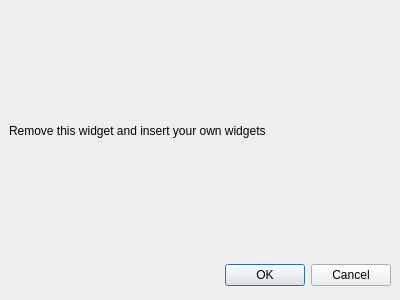
The window that AudioAdmin/ui/factuur.ui (Roelio81/audioadmin) describes before a commit, drawn with Qt 5.
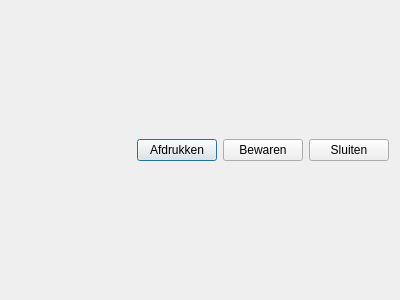
The same window after the commit. Icons and pictures are not drawn.

Commit message: Sluiten van dialogs voor brieven, factuur en meetgegevens: correcte afhandeling nu

The edit to the form file:
```diff
--- a/AudioAdmin/ui/factuur.ui
+++ b/AudioAdmin/ui/factuur.ui
@@ -22,32 +22,42 @@
   <property name="locale" >
    <locale country="Belgium" language="Dutch" />
   </property>
-  <widget class="QLabel" name="label" >
-   <property name="geometry" >
-    <rect>
-     <x>9</x>
-     <y>9</y>
-     <width>382</width>
-     <height>244</height>
-    </rect>
-   </property>
-   <property name="text" >
-    <string>Remove this widget and insert your own widgets</string>
-   </property>
-  </widget>
-  <widget class="QDialogButtonBox" name="buttonBox" >
-   <property name="geometry" >
-    <rect>
-     <x>9</x>
-     <y>259</y>
-     <width>382</width>
-     <height>32</height>
-    </rect>
-   </property>
-   <property name="standardButtons" >
-    <set>QDialogButtonBox::Cancel|QDialogButtonBox::Ok</set>
-   </property>
-  </widget>
+  <layout class="QGridLayout" name="gridLayout">
+   <item row="0" column="0">
+    <spacer name="horizontalSpacer_2">
+     <property name="orientation">
+      <enum>Qt::Horizontal</enum>
+     </property>
+     <property name="sizeHint" stdset="0">
+      <size>
+       <width>81</width>
+       <height>22</height>
+      </size>
+     </property>
+    </spacer>
+   </item>
+   <item row="0" column="1">
+    <widget class="QPushButton" name="b_afdrukken">
+     <property name="text">
+      <string>Afdrukken</string>
+     </property>
+    </widget>
+   </item>
+   <item row="0" column="2">
+    <widget class="QPushButton" name="b_bewaren">
+     <property name="text">
+      <string>Bewaren</string>
+     </property>
+    </widget>
+   </item>
+   <item row="0" column="3">
+    <widget class="QPushButton" name="b_sluiten">
+     <property name="text">
+      <string>Sluiten</string>
+     </property>
+    </widget>
+   </item>
+  </layout>
  </widget>
  <resources>
   <include location="../icons.qrc" />
```
Left out of the diff: 21 changed lines with no effect on the pictures. The commit also changes 17 other files.
